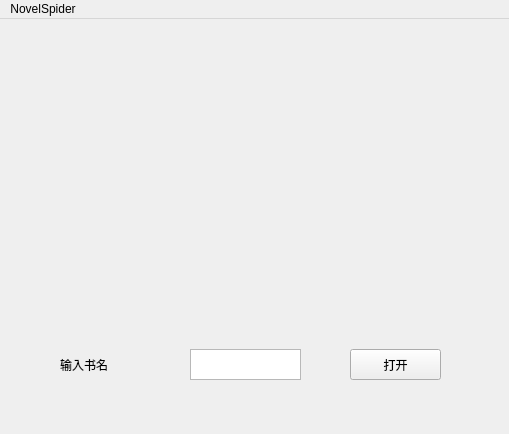
CuteWans/NovelSpider, file mainwindow.ui: the form before one commit.
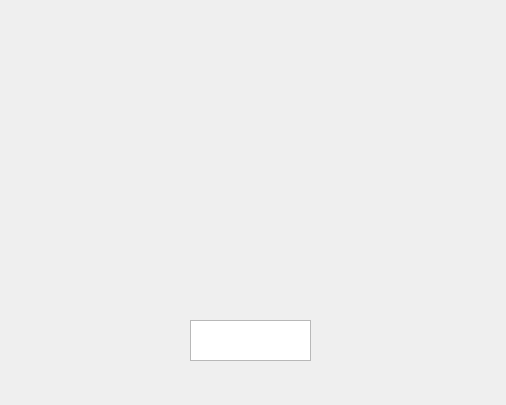
The form after the commit. Icons and pictures are not drawn.

What changed in the file:
```diff
--- a/mainwindow.ui
+++ b/mainwindow.ui
@@ -6,8 +6,8 @@
    <rect>
     <x>0</x>
     <y>0</y>
-    <width>509</width>
-    <height>434</height>
+    <width>506</width>
+    <height>405</height>
    </rect>
   </property>
   <property name="windowTitle">
@@ -21,64 +21,34 @@
     <property name="geometry">
      <rect>
       <x>190</x>
-      <y>330</y>
-      <width>111</width>
-      <height>31</height>
+      <y>320</y>
+      <width>121</width>
+      <height>41</height>
      </rect>
     </property>
     <property name="styleSheet">
      <string notr="true">background:url(&quot;&quot;)</string>
     </property>
    </widget>
-   <widget class="QLabel" name="label">
-    <property name="geometry">
-     <rect>
-      <x>60</x>
-      <y>330</y>
-      <width>71</width>
-      <height>31</height>
-     </rect>
-    </property>
-    <property name="styleSheet">
-     <string notr="true"/>
-    </property>
-    <property name="text">
-     <string>输入书名</string>
-    </property>
-   </widget>
    <widget class="QPushButton" name="pushButton">
     <property name="geometry">
      <rect>
-      <x>350</x>
-      <y>330</y>
-      <width>91</width>
-      <height>31</height>
+      <x>370</x>
+      <y>300</y>
+      <width>80</width>
+      <height>80</height>
      </rect>
     </property>
     <property name="styleSheet">
-     <string notr="true"/>
+     <string notr="true">border-image:url(:/pic/555.jpg);
+border-radius:40px;
+</string>
     </property>
     <property name="text">
-     <string>打开</string>
+     <string/>
     </property>
    </widget>
   </widget>
-  <widget class="QMenuBar" name="menubar">
-   <property name="geometry">
-    <rect>
-     <x>0</x>
-     <y>0</y>
-     <width>509</width>
-     <height>28</height>
-    </rect>
-   </property>
-   <widget class="QMenu" name="menuNovelSpider">
-    <property name="title">
-     <string>NovelSpider</string>
-    </property>
-   </widget>
-   <addaction name="menuNovelSpider"/>
-  </widget>
  </widget>
  <resources/>
  <connections/>
```
